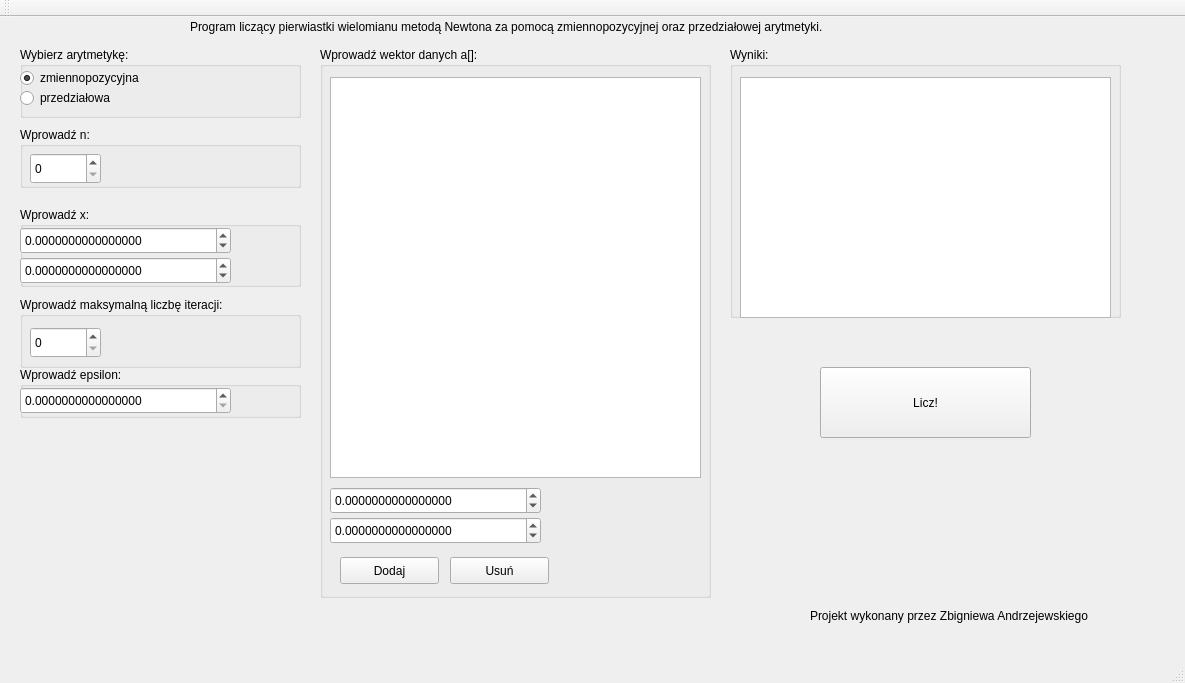
Old version of the form Newton/mainwindow.ui in the repository Speego/EAN-Newton.
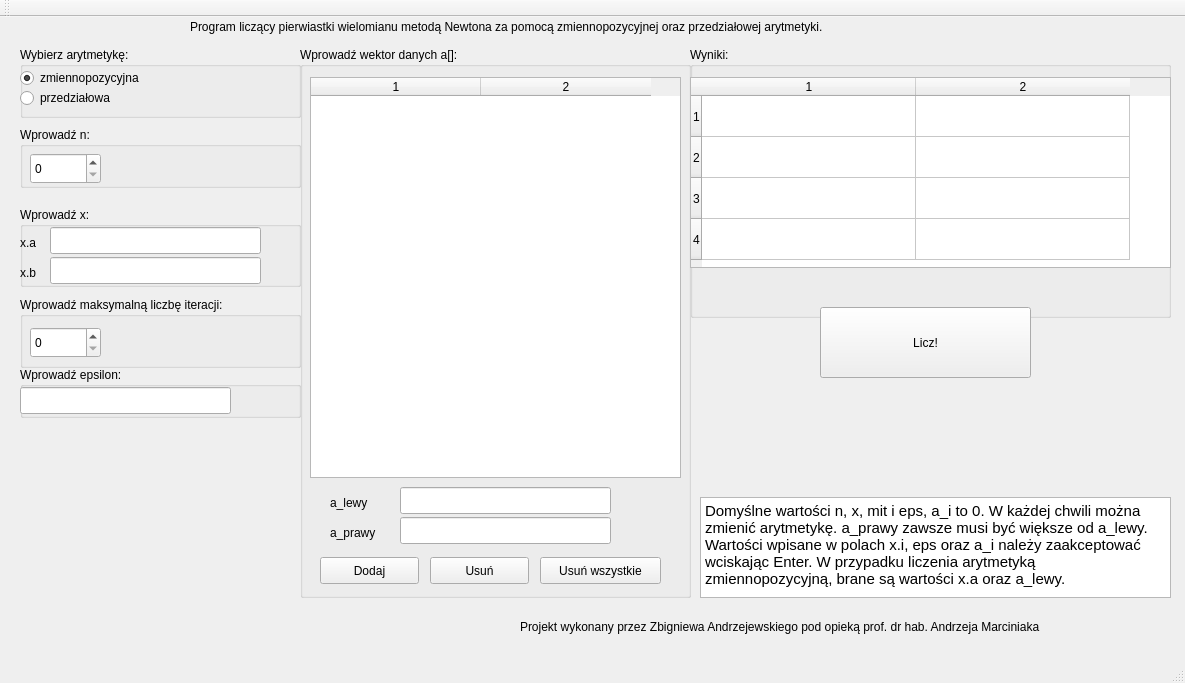
New version of the form.

Commit message: Added constraints and error messages. Changed input of double data. Results and data are displayed in table.

Diff of the .ui file:
```diff
--- a/Newton/mainwindow.ui
+++ b/Newton/mainwindow.ui
@@ -107,10 +107,10 @@
     <property name="title">
      <string>Wprowadź x:</string>
     </property>
-    <widget class="QDoubleSpinBox" name="spinBoxX_a">
+    <widget class="QLineEdit" name="lineEditX_a">
      <property name="geometry">
       <rect>
-       <x>0</x>
+       <x>30</x>
        <y>20</y>
        <width>211</width>
        <height>27</height>
@@ -119,39 +119,50 @@
      <property name="inputMethodHints">
       <set>Qt::ImhFormattedNumbersOnly</set>
      </property>
-     <property name="decimals">
-      <number>16</number>
+     <property name="maxLength">
+      <number>21</number>
      </property>
-     <property name="minimum">
-      <double>-9999.000000000000000</double>
-     </property>
-     <property name="maximum">
-      <double>9999.000000000000000</double>
-     </property>
-     <property name="singleStep">
-      <double>1.000000000000000</double>
-     </property>
     </widget>
-    <widget class="QDoubleSpinBox" name="spinBoxX_b">
+    <widget class="QLineEdit" name="lineEditX_b">
      <property name="geometry">
       <rect>
-       <x>0</x>
+       <x>30</x>
        <y>50</y>
        <width>211</width>
        <height>27</height>
       </rect>
      </property>
-     <property name="decimals">
-      <number>16</number>
+     <property name="inputMethodHints">
+      <set>Qt::ImhNone</set>
      </property>
-     <property name="minimum">
-      <double>-9999.000000000000000</double>
+     <property name="maxLength">
+      <number>21</number>
      </property>
-     <property name="maximum">
-      <double>9999.000000000000000</double>
+    </widget>
+    <widget class="QLabel" name="labelX_a">
+     <property name="geometry">
+      <rect>
+       <x>0</x>
+       <y>20</y>
+       <width>41</width>
+       <height>31</height>
+      </rect>
      </property>
-     <property name="singleStep">
-      <double>1.000000000000000</double>
+     <property name="text">
+      <string>x.a</string>
+     </property>
+    </widget>
+    <widget class="QLabel" name="labelX_b">
+     <property name="geometry">
+      <rect>
+       <x>0</x>
+       <y>50</y>
+       <width>41</width>
+       <height>31</height>
+      </rect>
+     </property>
+     <property name="text">
+      <string>x.b</string>
      </property>
     </widget>
    </widget>
@@ -193,7 +204,7 @@
     <property name="title">
      <string>Wprowadź epsilon:</string>
     </property>
-    <widget class="QDoubleSpinBox" name="spinBoxEps">
+    <widget class="QLineEdit" name="lineEditEps">
      <property name="geometry">
       <rect>
        <x>0</x>
@@ -202,24 +213,18 @@
        <height>27</height>
       </rect>
      </property>
-     <property name="decimals">
-      <number>16</number>
+     <property name="inputMethodHints">
+      <set>Qt::ImhNone</set>
      </property>
-     <property name="minimum">
-      <double>0.000000000000000</double>
-     </property>
-     <property name="maximum">
-      <double>9999.000000000000000</double>
-     </property>
-     <property name="singleStep">
-      <double>1.000000000000000</double>
+     <property name="maxLength">
+      <number>21</number>
      </property>
     </widget>
    </widget>
    <widget class="QGroupBox" name="boxVector">
     <property name="geometry">
      <rect>
-      <x>320</x>
+      <x>300</x>
       <y>30</y>
       <width>391</width>
       <height>551</height>
@@ -228,50 +233,6 @@
     <property name="title">
      <string>Wprowadź wektor danych a[]:</string>
     </property>
-    <widget class="QDoubleSpinBox" name="spinBoxAi_a">
-     <property name="geometry">
-      <rect>
-       <x>10</x>
-       <y>440</y>
-       <width>211</width>
-       <height>27</height>
-      </rect>
-     </property>
-     <property name="decimals">
-      <number>16</number>
-     </property>
-     <property name="minimum">
-      <double>-9999.000000000000000</double>
-     </property>
-     <property name="maximum">
-      <double>9999.000000000000000</double>
-     </property>
-     <property name="singleStep">
-      <double>1.000000000000000</double>
-     </property>
-    </widget>
-    <widget class="QDoubleSpinBox" name="spinBoxAi_b">
-     <property name="geometry">
-      <rect>
-       <x>10</x>
-       <y>470</y>
-       <width>211</width>
-       <height>27</height>
-      </rect>
-     </property>
-     <property name="decimals">
-      <number>16</number>
-     </property>
-     <property name="minimum">
-      <double>-9999.000000000000000</double>
-     </property>
-     <property name="maximum">
-      <double>9999.000000000000000</double>
-     </property>
-     <property name="singleStep">
-      <double>1.000000000000000</double>
-     </property>
-    </widget>
     <widget class="QPushButton" name="pushButtonAiAdd">
      <property name="geometry">
       <rect>
@@ -307,14 +268,96 @@
        <height>401</height>
       </rect>
      </property>
+     <property name="columnCount">
+      <number>2</number>
+     </property>
+     <attribute name="horizontalHeaderDefaultSectionSize">
+      <number>170</number>
+     </attribute>
+     <attribute name="horizontalHeaderMinimumSectionSize">
+      <number>57</number>
+     </attribute>
+     <column/>
+     <column/>
+    </widget>
+    <widget class="QPushButton" name="pushButtonRemoveAll">
+     <property name="geometry">
+      <rect>
+       <x>240</x>
+       <y>510</y>
+       <width>121</width>
+       <height>27</height>
+      </rect>
+     </property>
+     <property name="text">
+      <string>Usuń wszystkie</string>
+     </property>
+    </widget>
+    <widget class="QLineEdit" name="lineEditAi_a">
+     <property name="geometry">
+      <rect>
+       <x>100</x>
+       <y>440</y>
+       <width>211</width>
+       <height>27</height>
+      </rect>
+     </property>
+     <property name="inputMethodHints">
+      <set>Qt::ImhNone</set>
+     </property>
+     <property name="maxLength">
+      <number>21</number>
+     </property>
+    </widget>
+    <widget class="QLineEdit" name="lineEditAi_b">
+     <property name="geometry">
+      <rect>
+       <x>100</x>
+       <y>470</y>
+       <width>211</width>
+       <height>27</height>
+      </rect>
+     </property>
+     <property name="inputMethodHints">
+      <set>Qt::ImhNone</set>
+     </property>
+     <property name="maxLength">
+      <number>21</number>
+     </property>
+    </widget>
+    <widget class="QLabel" name="labelAi_a">
+     <property name="geometry">
+      <rect>
+       <x>30</x>
+       <y>440</y>
+       <width>61</width>
+       <height>31</height>
+      </rect>
+     </property>
+     <property name="text">
+      <string>a_lewy</string>
+     </property>
+    </widget>
+    <widget class="QLabel" name="labelAi_b">
+     <property name="geometry">
+      <rect>
+       <x>30</x>
+       <y>470</y>
+       <width>71</width>
+       <height>31</height>
+      </rect>
+     </property>
+     <property name="text">
+      <string>a_prawy</string>
+     </property>
     </widget>
    </widget>
    <widget class="QGroupBox" name="boxResults">
     <property name="geometry">
      <rect>
-      <x>730</x>
+      <x>690</x>
       <y>30</y>
-      <width>391</width>
+      <width>481</width>
       <height>271</height>
      </rect>
     </property>
@@ -324,19 +367,37 @@
     <widget class="QTableWidget" name="tableWidgetResults">
      <property name="geometry">
       <rect>
-       <x>10</x>
+       <x>0</x>
        <y>30</y>
-       <width>371</width>
-       <height>241</height>
+       <width>481</width>
+       <height>191</height>
       </rect>
      </property>
+     <property name="rowCount">
+      <number>4</number>
+     </property>
+     <property name="columnCount">
+      <number>2</number>
+     </property>
+     <attribute name="horizontalHeaderDefaultSectionSize">
+      <number>214</number>
+     </attribute>
+     <attribute name="verticalHeaderDefaultSectionSize">
+      <number>41</number>
+     </attribute>
+     <row/>
+     <row/>
+     <row/>
+     <row/>
+     <column/>
+     <column/>
     </widget>
    </widget>
    <widget class="QPushButton" name="pushButtonCount">
     <property name="geometry">
      <rect>
       <x>820</x>
-      <y>350</y>
+      <y>290</y>
       <width>211</width>
       <height>71</height>
      </rect>
@@ -348,14 +409,31 @@
    <widget class="QLabel" name="labelAuthor">
     <property name="geometry">
      <rect>
-      <x>810</x>
-      <y>590</y>
-      <width>361</width>
-      <height>17</height>
+      <x>520</x>
+      <y>600</y>
+      <width>661</width>
+      <height>20</height>
      </rect>
     </property>
     <property name="text">
-     <string>Projekt wykonany przez Zbigniewa Andrzejewskiego</string>
+     <string>Projekt wykonany przez Zbigniewa Andrzejewskiego pod opieką prof. dr hab. Andrzeja Marciniaka</string>
+    </property>
+   </widget>
+   <widget class="QTextBrowser" name="textBrowserInstruction">
+    <property name="geometry">
+     <rect>
+      <x>700</x>
+      <y>480</y>
+      <width>471</width>
+      <height>101</height>
+     </rect>
+    </property>
+    <property name="html">
+     <string>&lt;!DOCTYPE HTML PUBLIC &quot;-//W3C//DTD HTML 4.0//EN&quot; &quot;http://www.w3.org/TR/REC-html40/strict.dtd&quot;&gt;
+&lt;html&gt;&lt;head&gt;&lt;meta name=&quot;qrichtext&quot; content=&quot;1&quot; /&gt;&lt;style type=&quot;text/css&quot;&gt;
+p, li { white-space: pre-wrap; }
+&lt;/style&gt;&lt;/head&gt;&lt;body style=&quot; font-family:'Ubuntu'; font-size:11pt; font-weight:400; font-style:normal;&quot;&gt;
+&lt;p style=&quot; margin-top:0px; margin-bottom:0px; margin-left:0px; margin-right:0px; -qt-block-indent:0; text-indent:0px;&quot;&gt;Domyślne wartości n, x, mit i eps, a_i to 0. W każdej chwili można zmienić arytmetykę. a_prawy zawsze musi być większe od a_lewy. Wartości wpisane w polach x.i, eps oraz a_i należy zaakceptować wciskając Enter. W przypadku liczenia arytmetyką zmiennopozycyjną, brane są wartości x.a oraz a_lewy.&lt;/p&gt;&lt;/body&gt;&lt;/html&gt;</string>
     </property>
    </widget>
   </widget>
```
Left out of the diff: 2 changed lines with no effect on the pictures. The commit also changes 4 other files.
